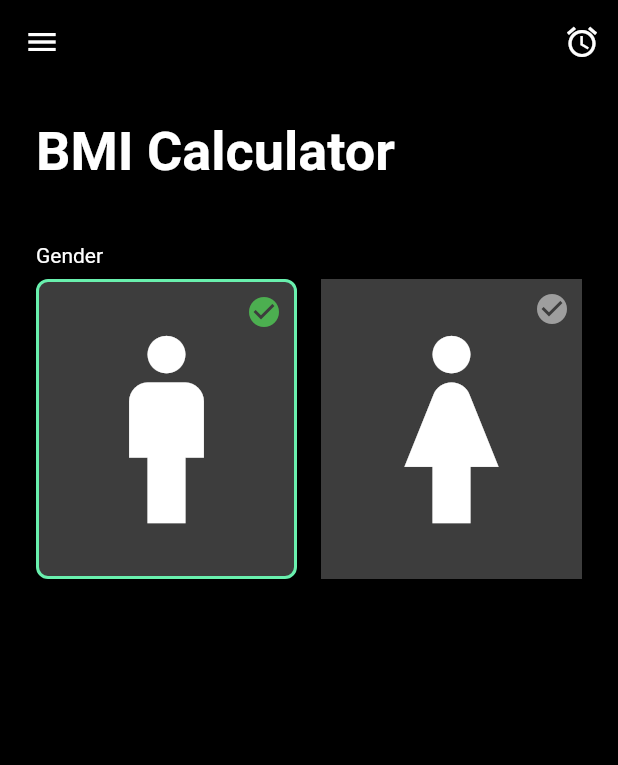
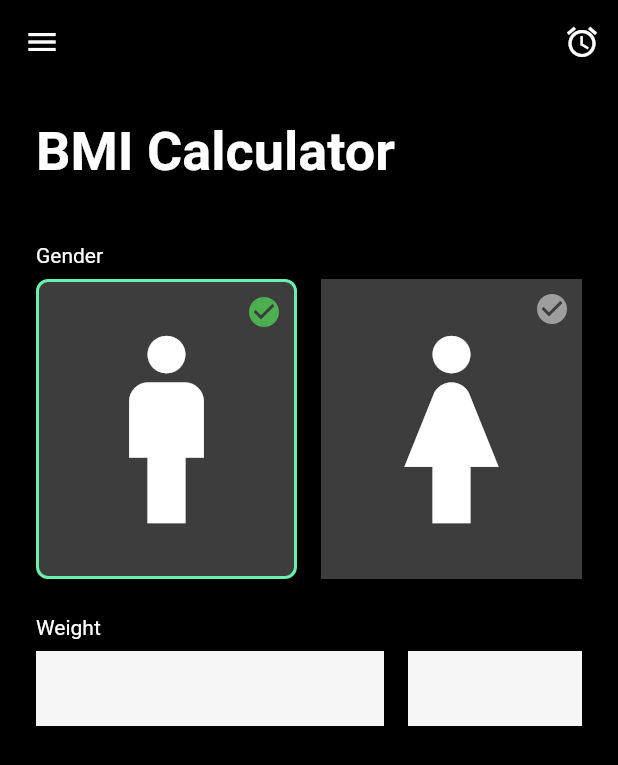
Before and after one commit to rafaldziuryk/training_bmi_1, a Flutter app: the screen it shows after launch, on a phone screen of 412 x 824 dp. Shown: the top 765 px of the screen. Run offline on Flutter 3.47's test engine with Material 2 defaults, Android fonts, the phone set to English and light mode, and no system bars.

Commit message:
add weight

```diff
--- a/lib/main.dart
+++ b/lib/main.dart
@@ -116,9 +116,9 @@ class _MyHomePageState extends State<MyHomePage> {
                       children: [
                         Positioned.fill(
                             child: Icon(
-                              Icons.woman,
-                              size: 150,
-                            )),
+                          Icons.woman,
+                          size: 150,
+                        )),
                         Positioned(
                             right: 8,
                             top: 8,
@@ -132,6 +132,34 @@ class _MyHomePageState extends State<MyHomePage> {
                 ),
               ],
             ),
+            SizedBox(
+              height: 24,
+            ),
+            Text("Weight"),
+            SizedBox(
+              height: 8,
+            ),
+            Row(
+              children: <Widget>[
+                Flexible(
+                  flex: 2,
+                  child: Container(
+                    height: 50,
+                    color: Colors.grey.shade100,
+                  ),
+                ),
+                SizedBox(
+                  width: 16,
+                ),
+                Flexible(
+                  flex: 1,
+                  child: Container(
+                    height: 50,
+                    color: Colors.grey.shade100,
+                  ),
+                ),
+              ],
+            ),
           ],
         ),
       ),
```
